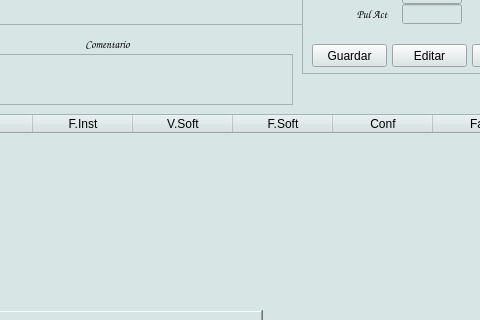
Matias2178/Sistema_Postventa, file reparaciones.ui: the form before one commit; both pictures show x 380 to 860 and y 271 to 591 of the 1298 by 591 pixel window.
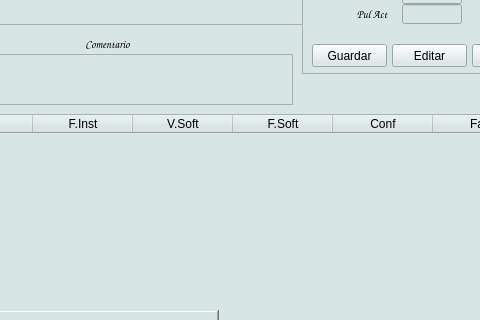
The form after the commit. Icons and pictures are not drawn.

Patch:
```diff
--- a/reparaciones.ui
+++ b/reparaciones.ui
@@ -2035,6 +2035,11 @@
        <string>RepID</string>
       </property>
      </column>
+     <column>
+      <property name="text">
+       <string>Grupo</string>
+      </property>
+     </column>
     </widget>
     <widget class="QLabel" name="lID_21">
      <property name="geometry">
@@ -2217,6 +2222,11 @@
        <string>RepID</string>
       </property>
      </column>
+     <column>
+      <property name="text">
+       <string>Grupo</string>
+      </property>
+     </column>
     </widget>
     <widget class="QFrame" name="FMOD">
      <property name="geometry">
```
Left out of the diff: 10 changed lines with no effect on the pictures.
